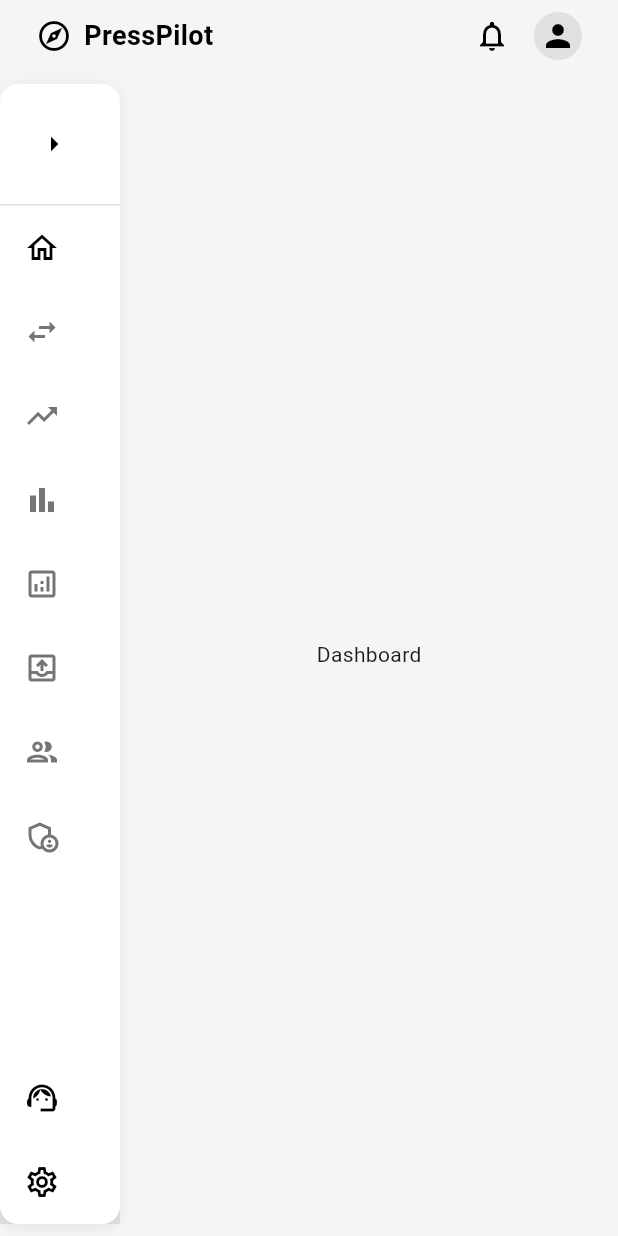
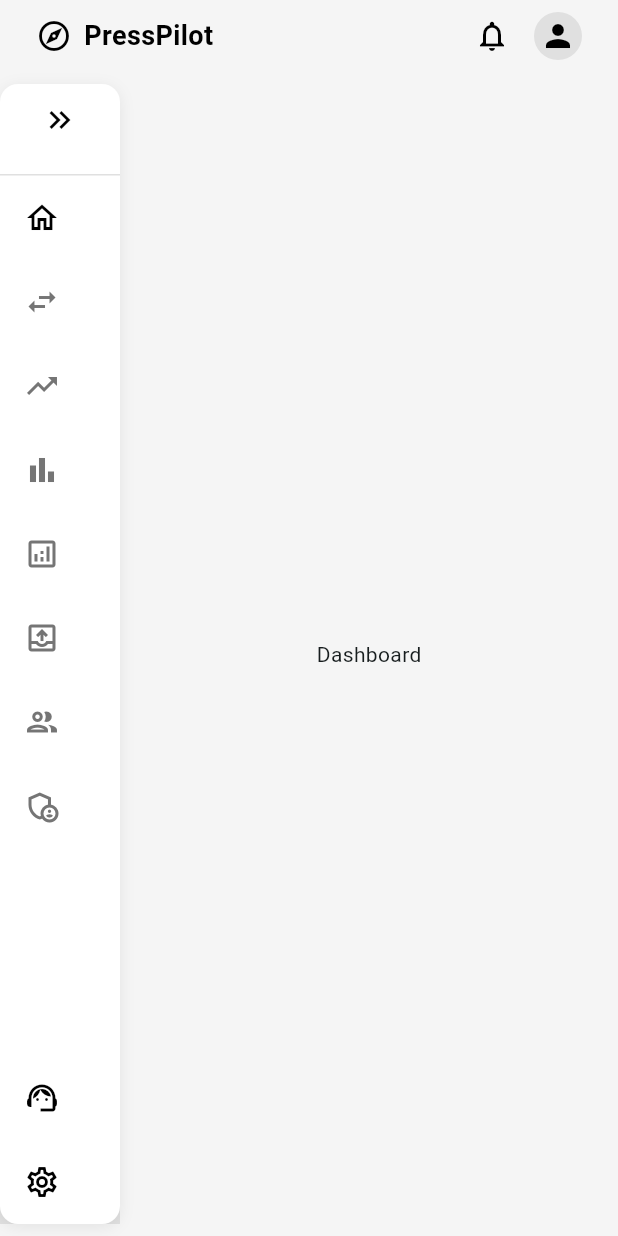
Before and after one commit to DebdaruDG/NewsForg, a Flutter app: the DashboardWrapper screen opened by its route, on a phone screen of 412 x 824 dp. Run offline on Flutter 3.47's test engine with Material 3 defaults, Android fonts, the phone set to English and light mode, and no system bars; our stand-ins replace go_router.

Commit message:
more changes

```diff
--- a/B2B Portal/lib/screens/dashboard/dashboard_wrapper.dart
+++ b/B2B Portal/lib/screens/dashboard/dashboard_wrapper.dart
@@ -144,15 +144,36 @@ class _DashboardWrapperState extends State<DashboardWrapper> {
       children: [
         // Sidebar header with search and toggle button
         Padding(
-          padding: const EdgeInsets.symmetric(horizontal: 12, vertical: 16),
-          child: Row(
+          padding: const EdgeInsets.symmetric(horizontal: 12, vertical: 0),
+          child: Column(
+            children: [
+              Row(
+                mainAxisAlignment:
+                    _isSidebarExpanded
+                        ? MainAxisAlignment.end
+                        : MainAxisAlignment.center,
+                crossAxisAlignment: CrossAxisAlignment.center,
+                children: [
+                  IconButton(
+                    icon: Icon(
+                      _isSidebarExpanded
+                          ? Icons.keyboard_double_arrow_left_sharp
+                          : Icons.keyboard_double_arrow_right_sharp,
+                      color: DashboardColors.primaryBlack,
+                      size: 24,
+                    ),
+                    onPressed: _toggleSidebar,
+                  ),
+                ],
+              ),
+              Row(
                 mainAxisAlignment: MainAxisAlignment.spaceBetween,
                 children: [
                   if (_isSidebarExpanded)
                     Expanded(
                       child: SizedBox(
                         // Responsive width: 60% of Sidebar width
-                    width: maxSidebarWidth * 0.75,
+                        width: maxSidebarWidth * 0.9,
                         height: 45,
                         child: TextField(
                           decoration: InputDecoration(
@@ -174,17 +195,12 @@ class _DashboardWrapperState extends State<DashboardWrapper> {
                         ),
                       ),
                     ),
-              IconButton(
-                icon: Icon(
-                  _isSidebarExpanded ? Icons.arrow_left : Icons.arrow_right,
-                  color: DashboardColors.primaryBlack,
-                  size: 24,
-                ),
-                onPressed: _toggleSidebar,
+                ],
               ),
             ],
           ),
         ),
+        const SizedBox(height: 12),
         const Divider(height: 1, color: DashboardColors.lightGrey),
         // Sidebar items using ListView.builder
         Expanded(
```
Lines whose indentation alone changed are shown as unchanged.
